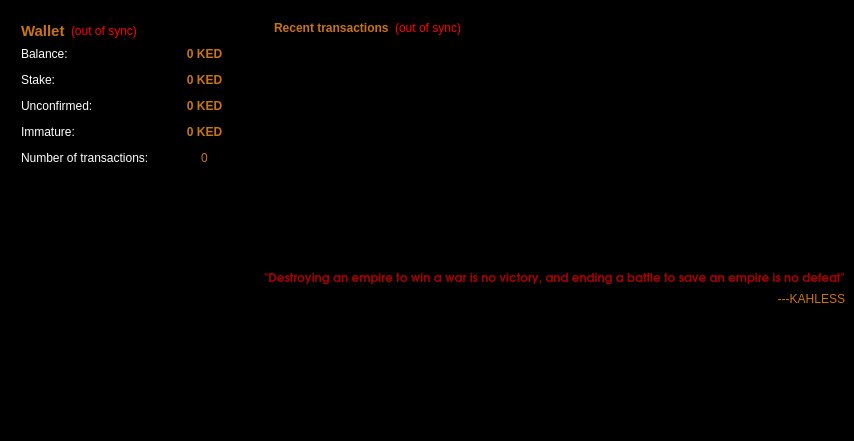
scificryptocoin/Darsek, file src/qt/forms/overviewpage.ui: the form before one commit.
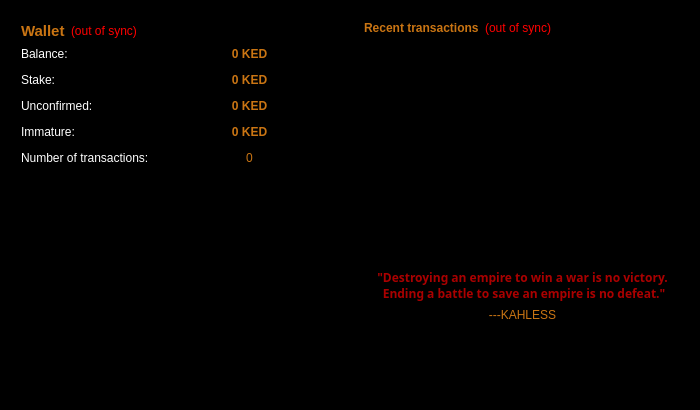
The form after the commit. Icons and pictures are not drawn.

```diff
--- a/src/qt/forms/overviewpage.ui
+++ b/src/qt/forms/overviewpage.ui
@@ -6,8 +6,8 @@
    <rect>
     <x>0</x>
     <y>0</y>
-    <width>854</width>
-    <height>441</height>
+    <width>700</width>
+    <height>410</height>
    </rect>
   </property>
   <property name="sizePolicy">
@@ -16,39 +16,81 @@
     <verstretch>0</verstretch>
    </sizepolicy>
   </property>
+  <property name="minimumSize">
+   <size>
+    <width>700</width>
+    <height>410</height>
+   </size>
+  </property>
   <property name="palette">
    <palette>
     <active>
      <colorrole role="WindowText">
       <brush brushstyle="SolidPattern">
        <color alpha="255">
-        <red>255</red>
-        <green>170</green>
-        <blue>0</blue>
+        <red>202</red>
+        <green>117</green>
+        <blue>19</blue>
        </color>
       </brush>
      </colorrole>
      <colorrole role="Button">
       <brush brushstyle="SolidPattern">
        <color alpha="255">
-        <red>0</red>
-        <green>0</green>
-        <blue>0</blue>
+        <red>255</red>
+        <green>255</green>
+        <blue>255</blue>
        </color>
       </brush>
      </colorrole>
      <colorrole role="Light">
       <brush brushstyle="SolidPattern">
        <color alpha="255">
-        <red>0</red>
-        <green>0</green>
-        <blue>0</blue>
+        <red>255</red>
+        <green>255</green>
+        <blue>255</blue>
+       </color>
+      </brush>
+     </colorrole>
+     <colorrole role="Midlight">
+      <brush brushstyle="SolidPattern">
+       <color alpha="255">
+        <red>255</red>
+        <green>255</green>
+        <blue>255</blue>
+       </color>
+      </brush>
+     </colorrole>
+     <colorrole role="Dark">
+      <brush brushstyle="SolidPattern">
+       <color alpha="255">
+        <red>255</red>
+        <green>255</green>
+        <blue>255</blue>
+       </color>
+      </brush>
+     </colorrole>
+     <colorrole role="Mid">
+      <brush brushstyle="SolidPattern">
+       <color alpha="255">
+        <red>255</red>
+        <green>255</green>
+        <blue>255</blue>
        </color>
       </brush>
      </colorrole>
      <colorrole role="Text">
       <brush brushstyle="SolidPattern">
        <color alpha="255">
+        <red>202</red>
+        <green>117</green>
+        <blue>19</blue>
+       </color>
+      </brush>
+     </colorrole>
+     <colorrole role="ButtonText">
+      <brush brushstyle="SolidPattern">
+       <color alpha="255">
         <red>255</red>
         <green>255</green>
         <blue>255</blue>
@@ -58,9 +100,9 @@
      <colorrole role="Base">
       <brush brushstyle="SolidPattern">
        <color alpha="255">
-        <red>0</red>
-        <green>0</green>
-        <blue>0</blue>
+        <red>255</red>
+        <green>255</green>
+        <blue>255</blue>
        </color>
       </brush>
      </colorrole>
@@ -73,38 +115,83 @@
        </color>
       </brush>
      </colorrole>
+     <colorrole role="ToolTipText">
+      <brush brushstyle="SolidPattern">
+       <color alpha="255">
+        <red>170</red>
+        <green>0</green>
+        <blue>0</blue>
+       </color>
+      </brush>
+     </colorrole>
     </active>
     <inactive>
      <colorrole role="WindowText">
       <brush brushstyle="SolidPattern">
        <color alpha="255">
-        <red>255</red>
-        <green>170</green>
-        <blue>0</blue>
+        <red>202</red>
+        <green>117</green>
+        <blue>19</blue>
        </color>
       </brush>
      </colorrole>
      <colorrole role="Button">
       <brush brushstyle="SolidPattern">
        <color alpha="255">
-        <red>0</red>
-        <green>0</green>
-        <blue>0</blue>
+        <red>255</red>
+        <green>255</green>
+        <blue>255</blue>
        </color>
       </brush>
      </colorrole>
      <colorrole role="Light">
       <brush brushstyle="SolidPattern">
        <color alpha="255">
-        <red>0</red>
-        <green>0</green>
-        <blue>0</blue>
+        <red>255</red>
+        <green>255</green>
+        <blue>255</blue>
+       </color>
+      </brush>
+     </colorrole>
+     <colorrole role="Midlight">
+      <brush brushstyle="SolidPattern">
+       <color alpha="255">
+        <red>255</red>
+        <green>255</green>
+        <blue>255</blue>
+       </color>
+      </brush>
+     </colorrole>
+     <colorrole role="Dark">
+      <brush brushstyle="SolidPattern">
+       <color alpha="255">
+        <red>255</red>
+        <green>255</green>
+        <blue>255</blue>
+       </color>
+      </brush>
+     </colorrole>
+     <colorrole role="Mid">
+      <brush brushstyle="SolidPattern">
+       <color alpha="255">
+        <red>255</red>
+        <green>255</green>
+        <blue>255</blue>
        </color>
       </brush>
      </colorrole>
      <colorrole role="Text">
       <brush brushstyle="SolidPattern">
        <color alpha="255">
+        <red>202</red>
+        <green>117</green>
+        <blue>19</blue>
+       </color>
+      </brush>
+     </colorrole>
+     <colorrole role="ButtonText">
+      <brush brushstyle="SolidPattern">
+       <color alpha="255">
         <red>255</red>
         <green>255</green>
         <blue>255</blue>
@@ -114,9 +201,9 @@
      <colorrole role="Base">
       <brush brushstyle="SolidPattern">
        <color alpha="255">
-        <red>0</red>
-        <green>0</green>
-        <blue>0</blue>
+        <red>255</red>
+        <green>255</green>
+        <blue>255</blue>
        </color>
       </brush>
      </colorrole>
@@ -129,41 +216,86 @@
        </color>
       </brush>
      </colorrole>
+     <colorrole role="ToolTipText">
+      <brush brushstyle="SolidPattern">
+       <color alpha="255">
+        <red>170</red>
+        <green>0</green>
+        <blue>0</blue>
+       </color>
+      </brush>
+     </colorrole>
     </inactive>
     <disabled>
      <colorrole role="WindowText">
       <brush brushstyle="SolidPattern">
        <color alpha="255">
-        <red>132</red>
-        <green>132</green>
-        <blue>132</blue>
+        <red>255</red>
+        <green>255</green>
+        <blue>255</blue>
        </color>
       </brush>
      </colorrole>
      <colorrole role="Button">
       <brush brushstyle="SolidPattern">
        <color alpha="255">
-        <red>0</red>
-        <green>0</green>
-        <blue>0</blue>
+        <red>255</red>
+        <green>255</green>
+        <blue>255</blue>
        </color>
       </brush>
      </colorrole>
      <colorrole role="Light">
       <brush brushstyle="SolidPattern">
        <color alpha="255">
-        <red>0</red>
-        <green>0</green>
-        <blue>0</blue>
+        <red>255</red>
+        <green>255</green>
+        <blue>255</blue>
+       </color>
+      </brush>
+     </colorrole>
+     <colorrole role="Midlight">
+      <brush brushstyle="SolidPattern">
+       <color alpha="255">
+        <red>255</red>
+        <green>255</green>
+        <blue>255</blue>
+       </color>
+      </brush>
+     </colorrole>
+     <colorrole role="Dark">
+      <brush brushstyle="SolidPattern">
+       <color alpha="255">
+        <red>255</red>
+        <green>255</green>
+        <blue>255</blue>
+       </color>
+      </brush>
+     </colorrole>
+     <colorrole role="Mid">
+      <brush brushstyle="SolidPattern">
+       <color alpha="255">
+        <red>255</red>
+        <green>255</green>
+        <blue>255</blue>
        </color>
       </brush>
      </colorrole>
      <colorrole role="Text">
       <brush brushstyle="SolidPattern">
        <color alpha="255">
-        <red>132</red>
-        <green>132</green>
-        <blue>132</blue>
+        <red>255</red>
+        <green>255</green>
+        <blue>255</blue>
+       </color>
+      </brush>
+     </colorrole>
+     <colorrole role="ButtonText">
+      <brush brushstyle="SolidPattern">
+       <color alpha="255">
+        <red>255</red>
+        <green>255</green>
+        <blue>255</blue>
        </color>
       </brush>
      </colorrole>
@@ -185,6 +317,15 @@
        </color>
       </brush>
      </colorrole>
+     <colorrole role="ToolTipText">
+      <brush brushstyle="SolidPattern">
+       <color alpha="255">
+        <red>170</red>
+        <green>0</green>
+        <blue>0</blue>
+       </color>
+      </brush>
+     </colorrole>
     </disabled>
    </palette>
   </property>
@@ -206,7 +347,7 @@
 
 </string>
   </property>
-  <layout class="QHBoxLayout" name="horizontalLayout" stretch="1,0">
+  <layout class="QHBoxLayout" name="horizontalLayout" stretch="0,0">
    <property name="rightMargin">
     <number>9</number>
    </property>
@@ -2186,15 +2327,24 @@
      </item>
      <item>
       <widget class="QLabel" name="label_wallet_bgcoin">
+       <property name="sizePolicy">
+        <sizepolicy hsizetype="Preferred" vsizetype="Preferred">
+         <horstretch>0</horstretch>
+         <verstretch>0</verstretch>
+        </sizepolicy>
+       </property>
        <property name="minimumSize">
         <size>
-         <width>0</width>
-         <height>0</height>
+         <width>175</width>
+         <height>225</height>
         </size>
        </property>
        <property name="autoFillBackground">
         <bool>false</bool>
        </property>
+       <property name="styleSheet">
+        <string notr="true">background:rgb(0, 0, 0)</string>
+       </property>
        <property name="text">
         <string notr="true"/>
        </property>
@@ -2404,6 +2554,12 @@
         </item>
         <item>
          <widget class="QListView" name="listTransactions">
+          <property name="sizePolicy">
+           <sizepolicy hsizetype="Expanding" vsizetype="Expanding">
+            <horstretch>0</horstretch>
+            <verstretch>0</verstretch>
+           </sizepolicy>
+          </property>
           <property name="palette">
            <palette>
             <active>
@@ -2556,6 +2712,9 @@
             <bold>true</bold>
            </font>
           </property>
+          <property name="autoFillBackground">
+           <bool>true</bool>
+          </property>
           <property name="styleSheet">
            <string notr="true">background {transparent;}
 </string>
@@ -2712,17 +2871,21 @@
        </property>
        <property name="font">
         <font>
-         <family>URW Gothic L</family>
+         <family>Franklin Gothic Medium</family>
          <pointsize>9</pointsize>
          <weight>75</weight>
          <bold>true</bold>
         </font>
        </property>
        <property name="autoFillBackground">
-        <bool>false</bool>
+        <bool>true</bool>
        </property>
        <property name="text">
-        <string>&quot;Destroying an empire to win a war is no victory, and ending a battle to save an empire is no defeat&quot;</string>
+        <string>&quot;Destroying an empire to win a war is no victory. 
+ Ending a battle to save an empire is no defeat.&quot;</string>
+       </property>
+       <property name="scaledContents">
+        <bool>true</bool>
        </property>
        <property name="alignment">
         <set>Qt::AlignCenter</set>
@@ -2853,7 +3016,7 @@
         <string>---KAHLESS</string>
        </property>
        <property name="alignment">
-        <set>Qt::AlignRight|Qt::AlignTrailing|Qt::AlignVCenter</set>
+        <set>Qt::AlignCenter</set>
        </property>
       </widget>
      </item>
```
Left out of the diff: 3 changed lines with no effect on the pictures.
